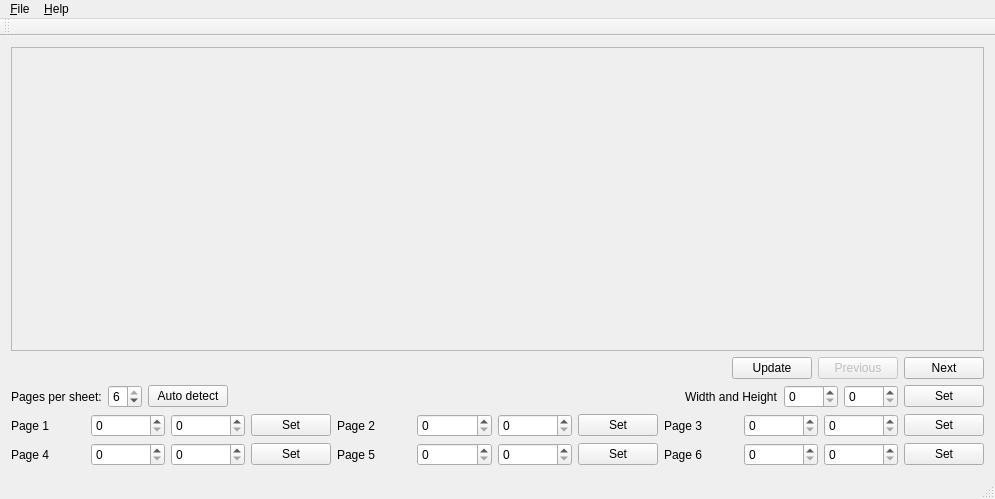
Above: mainwindow.ui from cges30901/pdfhandoutcrop before the change. Below: the same form after it.
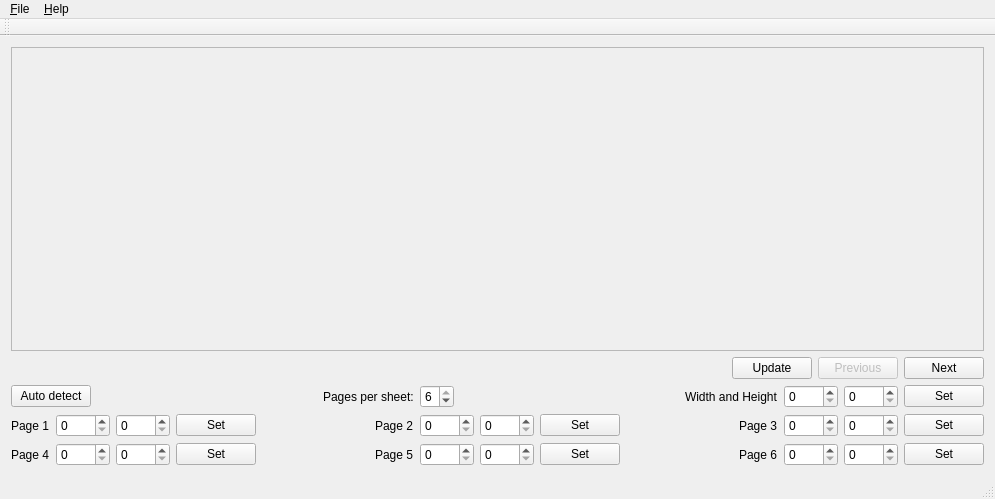
That is the form after the change. Custom widgets are drawn as their Qt base class.

```diff
--- a/mainwindow.ui
+++ b/mainwindow.ui
@@ -96,6 +96,32 @@
     </item>
     <item>
      <layout class="QHBoxLayout" name="horizontalLayout_3">
+      <item>
+       <widget class="QPushButton" name="btnAutoDetect">
+        <property name="sizePolicy">
+         <sizepolicy hsizetype="Maximum" vsizetype="Fixed">
+          <horstretch>0</horstretch>
+          <verstretch>0</verstretch>
+         </sizepolicy>
+        </property>
+        <property name="text">
+         <string>Auto detect</string>
+        </property>
+       </widget>
+      </item>
+      <item>
+       <spacer name="horizontalSpacer_3">
+        <property name="orientation">
+         <enum>Qt::Horizontal</enum>
+        </property>
+        <property name="sizeHint" stdset="0">
+         <size>
+          <width>40</width>
+          <height>20</height>
+         </size>
+        </property>
+       </spacer>
+      </item>
       <item>
        <widget class="QLabel" name="label">
         <property name="text">
@@ -122,19 +148,6 @@
         </property>
        </widget>
       </item>
-      <item>
-       <widget class="QPushButton" name="btnAutoDetect">
-        <property name="sizePolicy">
-         <sizepolicy hsizetype="Maximum" vsizetype="Fixed">
-          <horstretch>0</horstretch>
-          <verstretch>0</verstretch>
-         </sizepolicy>
-        </property>
-        <property name="text">
-         <string>Auto detect</string>
-        </property>
-       </widget>
-      </item>
       <item>
        <spacer name="horizontalSpacer_2">
         <property name="orientation">
@@ -208,6 +221,19 @@
         </property>
        </widget>
       </item>
+      <item>
+       <spacer name="horizontalSpacer_4">
+        <property name="orientation">
+         <enum>Qt::Horizontal</enum>
+        </property>
+        <property name="sizeHint" stdset="0">
+         <size>
+          <width>40</width>
+          <height>20</height>
+         </size>
+        </property>
+       </spacer>
+      </item>
       <item>
        <widget class="QLabel" name="labelPageTwo">
         <property name="text">
@@ -236,6 +262,19 @@
         </property>
        </widget>
       </item>
+      <item>
+       <spacer name="horizontalSpacer_6">
+        <property name="orientation">
+         <enum>Qt::Horizontal</enum>
+        </property>
+        <property name="sizeHint" stdset="0">
+         <size>
+          <width>40</width>
+          <height>20</height>
+         </size>
+        </property>
+       </spacer>
+      </item>
       <item>
        <widget class="QLabel" name="labelPageThree">
         <property name="text">
@@ -296,6 +335,19 @@
         </property>
        </widget>
       </item>
+      <item>
+       <spacer name="horizontalSpacer_5">
+        <property name="orientation">
+         <enum>Qt::Horizontal</enum>
+        </property>
+        <property name="sizeHint" stdset="0">
+         <size>
+          <width>40</width>
+          <height>20</height>
+         </size>
+        </property>
+       </spacer>
+      </item>
       <item>
        <widget class="QLabel" name="labelPageFive">
         <property name="text">
@@ -324,6 +376,19 @@
         </property>
        </widget>
       </item>
+      <item>
+       <spacer name="horizontalSpacer_7">
+        <property name="orientation">
+         <enum>Qt::Horizontal</enum>
+        </property>
+        <property name="sizeHint" stdset="0">
+         <size>
+          <width>40</width>
+          <height>20</height>
+         </size>
+        </property>
+       </spacer>
+      </item>
       <item>
        <widget class="QLabel" name="labelPageSix">
         <property name="text">
```
